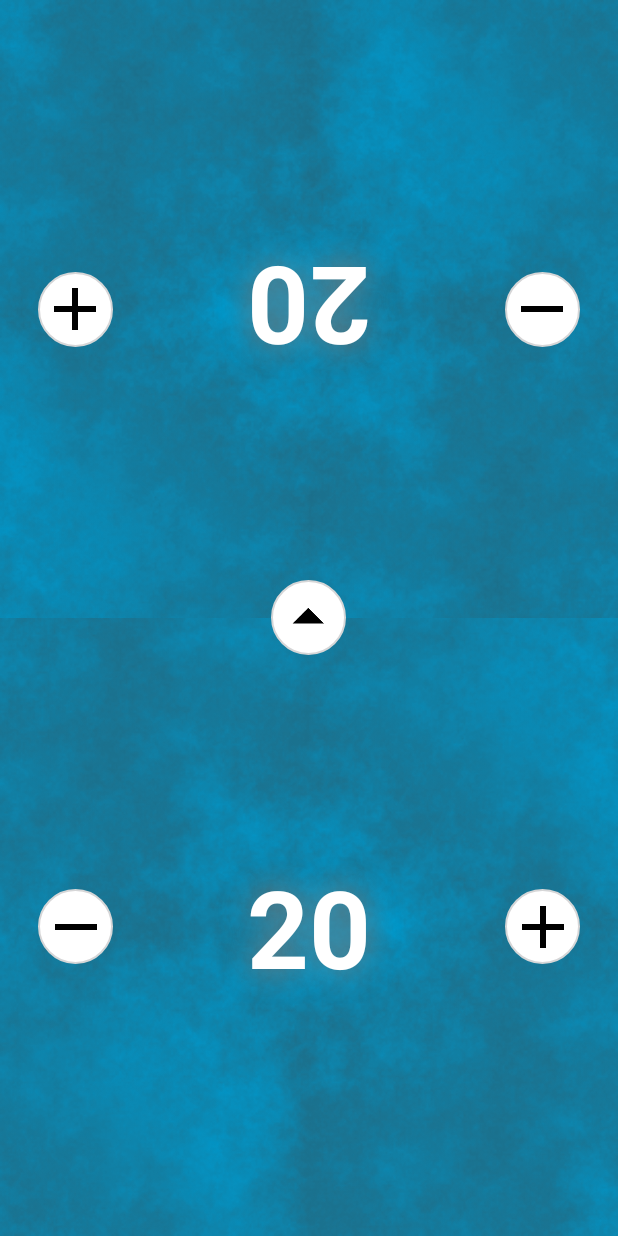
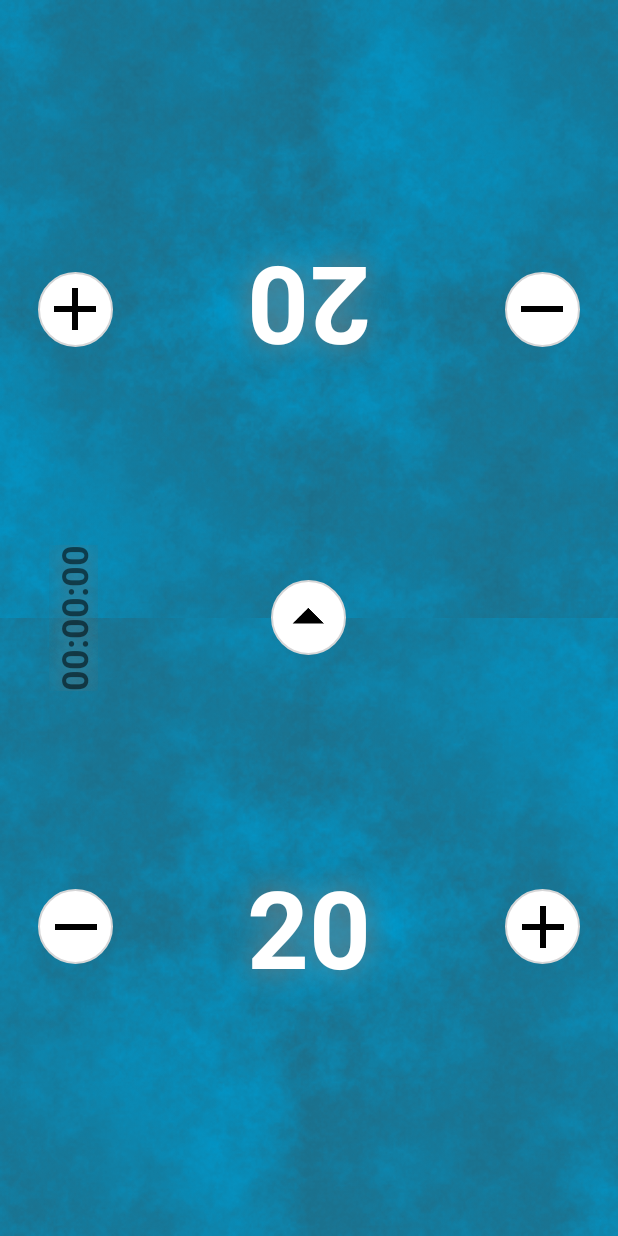
Before and after one commit to josh-perry/MTG-Counter, an Android app: the screen it shows after launch (MainActivity), on a phone screen of 412 x 824 dp. Run offline under Robolectric (Android 15) with nearby library versions, the phone set to English and light mode, and no system bars; libraries missing offline, so code that uses them is left out: petrov.kristiyan.colorpicker.

Commit message:
Added timer

```diff
--- a/app/src/main/java/com/literallyjosh/mtg_counter/MainActivity.java
+++ b/app/src/main/java/com/literallyjosh/mtg_counter/MainActivity.java
@@ -4,10 +4,15 @@ import android.app.AlertDialog;
 import android.content.DialogInterface;
 import android.graphics.Color;
 import android.os.Bundle;
+import android.os.CountDownTimer;
 import android.support.v7.app.AppCompatActivity;
 import android.view.View;
 import android.widget.ImageButton;
 import android.widget.LinearLayout;
+import android.widget.TextView;
+
+import java.util.Timer;
+import java.util.TimerTask;
 
 import petrov.kristiyan.colorpicker.ColorPicker;
 
@@ -52,6 +57,35 @@ public class MainActivity extends AppCompatActivity {
         // Other UI setup
         AdjustSizeForPlayers();
         UpdateTurnArrow();
+
+        Thread t = new Thread() {
+            @Override
+            public void run() {
+                try {
+                    while (!isInterrupted()) {
+                        Thread.sleep(1000);
+                        runOnUiThread(new Runnable() {
+                            @Override
+                            public void run() {
+                                TextView timer_textview = (TextView) findViewById(R.id.timer_textview);
+
+                                int totalSecs = (int) (System.currentTimeMillis() - game.StartTime) / 1000;
+                                int hours = totalSecs / 3600;
+                                int minutes = (totalSecs % 3600) / 60;
+                                int seconds = totalSecs % 60;
+
+                                String timeString = String.format("%02d:%02d:%02d", hours, minutes, seconds);
+
+                                timer_textview.setText(timeString);
+                            }
+                        });
+                    }
+                } catch (InterruptedException e) {
+                }
+            }
+        };
+
+        t.start();
     }
 
     private void UpdateTurnArrow() {
--- a/app/src/main/res/layout/activity_main.xml
+++ b/app/src/main/res/layout/activity_main.xml
@@ -57,4 +57,18 @@
         android:background="@drawable/roundedcorner"
         android:src="@drawable/ic_navigation_arrow_drop_up"
         android:contentDescription="Turn arrow"/>
+
+    <TextView
+        android:id="@+id/timer_textview"
+        android:layout_width="wrap_content"
+        android:layout_height="wrap_content"
+        android:layout_gravity="center_vertical|left"
+        android:text="BOOB"
+        android:textSize="24sp"
+        android:textStyle="bold"
+        android:shadowColor="#787878"
+        android:shadowDx="0.0"
+        android:shadowDy="0.0"
+        android:shadowRadius="25"
+        android:rotation="270"/>
 </FrameLayout>
```
